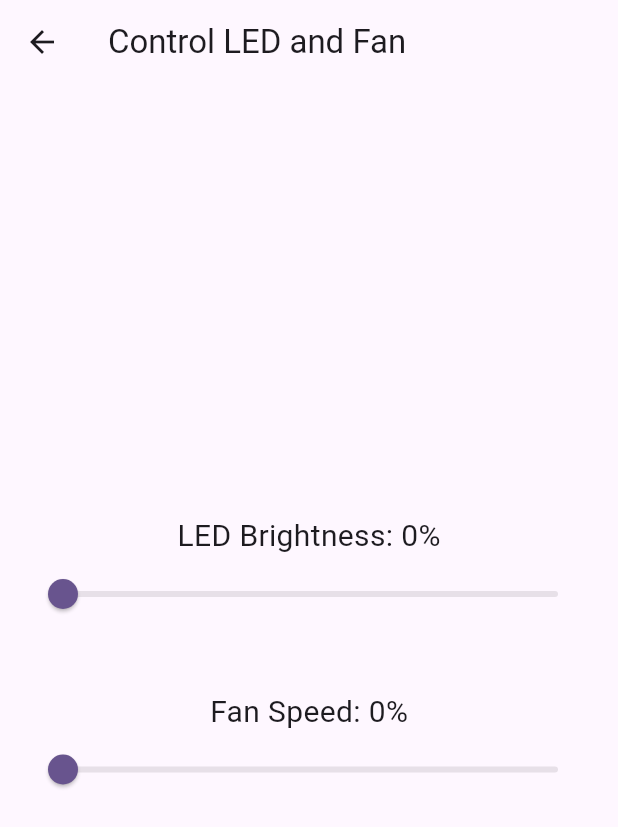
After one commit to pranave2003/iot_realtime, a Flutter app: the Light_Fan screen opened directly, on a phone screen of 412 x 824 dp. The commit adds this screen. Shown: the top 827 px of the screen. Run offline on Flutter 3.47's test engine with Material 3 defaults, Android fonts, the phone set to English and light mode, and no system bars; our stand-ins replace firebase_core, firebase_database; accounts and stored records are empty.

Commit message:
brigness controll running sucessfully

```diff
--- /dev/null
+++ b/lib/controll_light_speed.dart
@@ -0,0 +1,109 @@
+import 'package:firebase_database/firebase_database.dart';
+import 'package:flutter/material.dart';
+
+class Light_Fan extends StatefulWidget {
+  @override
+  Light_FanState createState() => Light_FanState();
+}
+
+class Light_FanState extends State<Light_Fan> {
+  double ledBrightness = 0; // Initial brightness for LED (0-100)
+  double fanSpeed = 0; // Initial speed for Fan (0-100)
+  final DatabaseReference _databaseReference = FirebaseDatabase.instance.ref();
+
+  @override
+  void initState() {
+    super.initState();
+    fetchValues();
+  }
+
+  /// Fetch LED brightness and fan speed from Firebase
+  void fetchValues() {
+    // Fetch LED brightness
+    _databaseReference.child('devices/led/brightness').onValue.listen((event) {
+      final dynamic data = event.snapshot.value;
+      if (data != null) {
+        setState(() {
+          ledBrightness = (data as num).toDouble();
+        });
+      }
+    });
+
+    // Fetch Fan speed
+    _databaseReference.child('devices/fan/speed').onValue.listen((event) {
+      final dynamic data = event.snapshot.value;
+      if (data != null) {
+        setState(() {
+          fanSpeed = (data as num).toDouble();
+        });
+      }
+    });
+  }
+
+  /// Update LED brightness in Firebase
+  void updateLedBrightness(double value) async {
+    setState(() {
+      ledBrightness = value;
+    });
+
+    await _databaseReference.child('devices/led/brightness').set(ledBrightness);
+  }
+
+  /// Update Fan speed in Firebase
+  void updateFanSpeed(double value) async {
+    setState(() {
+      fanSpeed = value;
+    });
+
+    await _databaseReference.child('devices/fan/speed').set(fanSpeed);
+  }
+
+  @override
+  Widget build(BuildContext context) {
+    return Scaffold(
+      appBar: AppBar(
+        title: Text('Control LED and Fan'),
+      ),
+      body: Padding(
+        padding: const EdgeInsets.all(16.0),
+        child: Column(
+          mainAxisAlignment: MainAxisAlignment.center,
+          children: [
+            // LED Brightness
+            Text(
+              'LED Brightness: ${ledBrightness.toInt()}%',
+              style: TextStyle(fontSize: 20),
+            ),
+            Slider(
+              value: ledBrightness,
+              min: 0,
+              max: 100,
+              divisions: 100,
+              label: '${ledBrightness.toInt()}%',
+              onChanged: (value) {
+                updateLedBrightness(value);
+              },
+            ),
+            SizedBox(height: 40),
+
+            // Fan Speed
+            Text(
+              'Fan Speed: ${fanSpeed.toInt()}%',
+              style: TextStyle(fontSize: 20),
+            ),
+            Slider(
+              value: fanSpeed,
+              min: 0,
+              max: 100,
+              divisions: 100,
+              label: '${fanSpeed.toInt()}%',
+              onChanged: (value) {
+                updateFanSpeed(value);
+              },
+            ),
+          ],
+        ),
+      ),
+    );
+  }
+}
--- a/lib/onoff.dart
+++ b/lib/onoff.dart
@@ -38,6 +38,8 @@ class ToggleScreenState extends State<ToggleScreen> {
     // Update the "led" key in Firebase
     await _databaseReference.child('led').set(isLedOn);
   }
+
+
 
   /// Toggle fan state and update in Firebase
   void toggleFan() async {
```
Also changed, not shown: lib/main.dart (+6 -10 lines), lib/firebase_options.dart, 2 other files.
